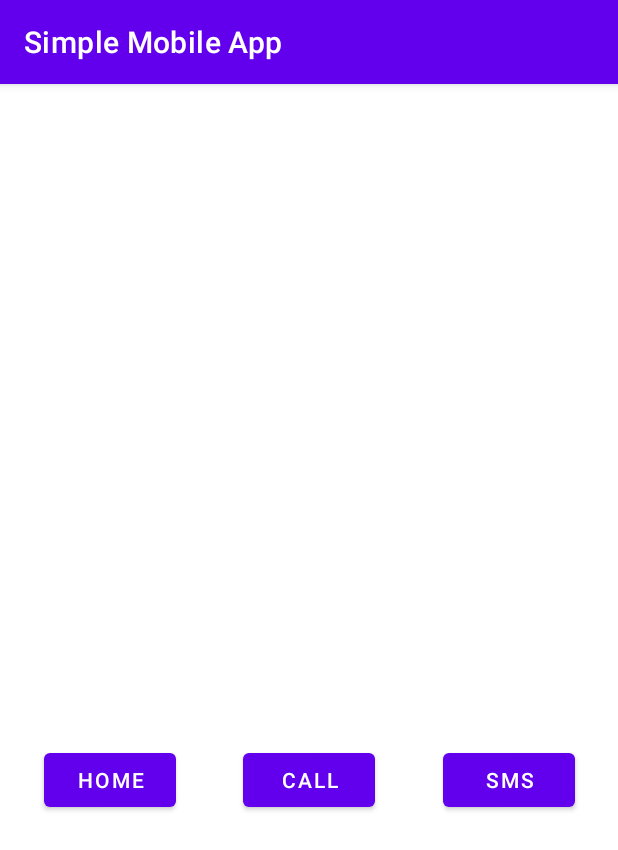
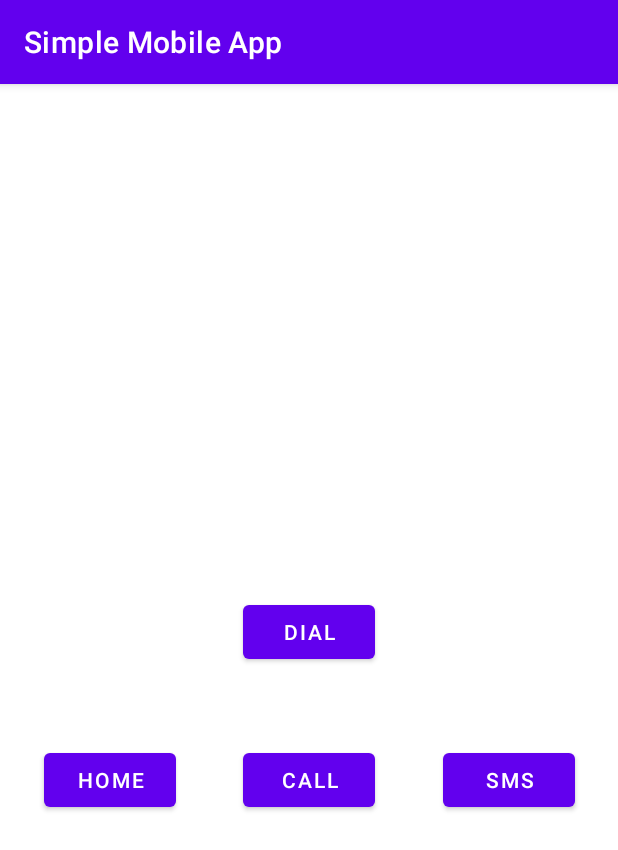
Before and after one commit to zhafranzainal/simple_mobile_app, an Android app: the screen it shows after launch (MyIntentActivity), on a phone screen of 412 x 824 dp. Shown: the top 850 px of the screen. Run offline under Robolectric (Android 15) with nearby library versions, the phone set to English and light mode, and no system bars.

Commit message:
Implement dial button

```diff
--- a/app/src/main/java/com/example/simplemobileapp/MyIntentActivity.java
+++ b/app/src/main/java/com/example/simplemobileapp/MyIntentActivity.java
@@ -18,6 +18,7 @@ public class MyIntentActivity extends AppCompatActivity {
     private Button homeBtn;
     private Button callBtn;
     private Button smsBtn;
+    private Button dialBtn;
 
     private final String mCallPhonePermission = android.Manifest.permission.CALL_PHONE;
 
@@ -29,6 +30,7 @@ public class MyIntentActivity extends AppCompatActivity {
         homeBtn = findViewById(R.id.homeButton);
         callBtn = findViewById(R.id.callButton);
         smsBtn = findViewById(R.id.smsButton);
+        dialBtn = findViewById(R.id.dialButton);
 
         homeBtn.setOnClickListener(new View.OnClickListener() {
             @Override
@@ -58,6 +60,14 @@ public class MyIntentActivity extends AppCompatActivity {
             }
         });
 
+        dialBtn.setOnClickListener(new View.OnClickListener() {
+            @Override
+            public void onClick(View v) {
+                Intent intent = new Intent(Intent.ACTION_DIAL);
+                startActivity(intent);
+            }
+        });
+
     }
 
     @Override
--- a/app/src/main/res/layout/activity_my_intent.xml
+++ b/app/src/main/res/layout/activity_my_intent.xml
@@ -41,4 +41,16 @@
         app:layout_constraintStart_toEndOf="@id/callButton"
         app:layout_constraintTop_toTopOf="parent" />
 
+    <Button
+        android:id="@+id/dialButton"
+        android:layout_width="wrap_content"
+        android:layout_height="wrap_content"
+        android:text="Dial"
+        app:layout_constraintBottom_toBottomOf="parent"
+        app:layout_constraintEnd_toEndOf="parent"
+        app:layout_constraintHorizontal_bias="0.501"
+        app:layout_constraintStart_toStartOf="parent"
+        app:layout_constraintTop_toTopOf="parent"
+        app:layout_constraintVertical_bias="0.474" />
+
 </androidx.constraintlayout.widget.ConstraintLayout>
```
